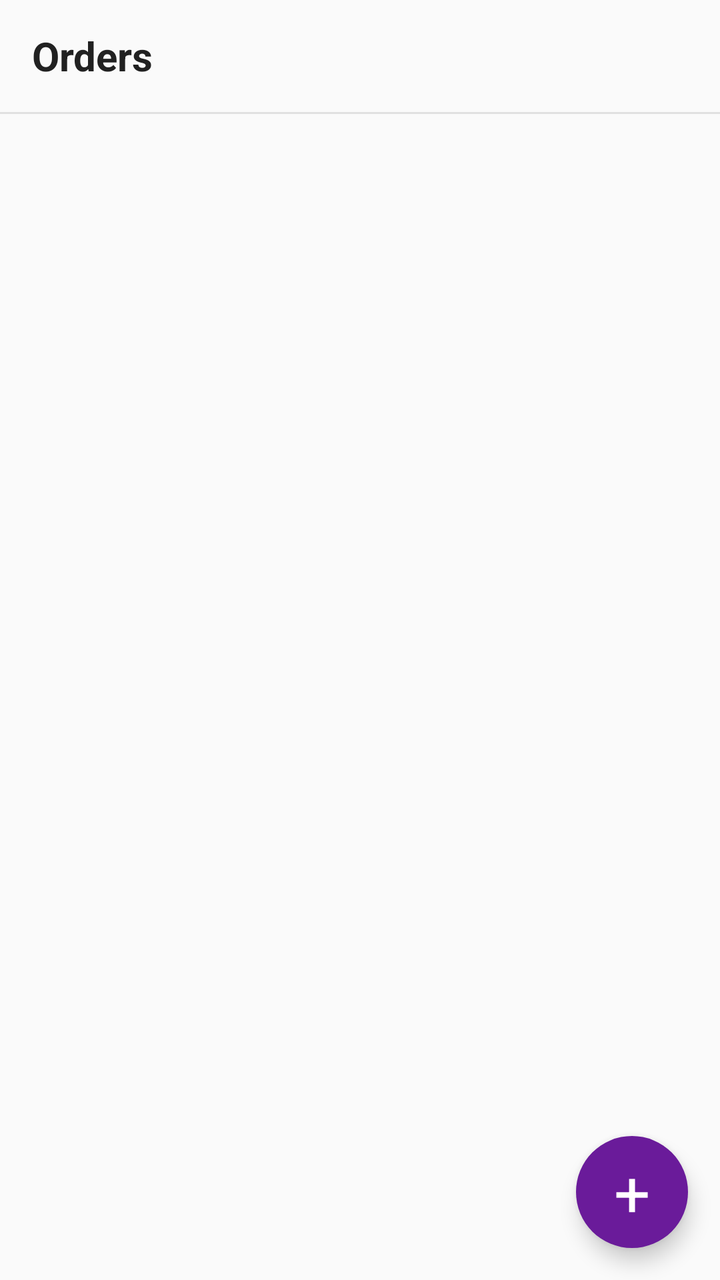
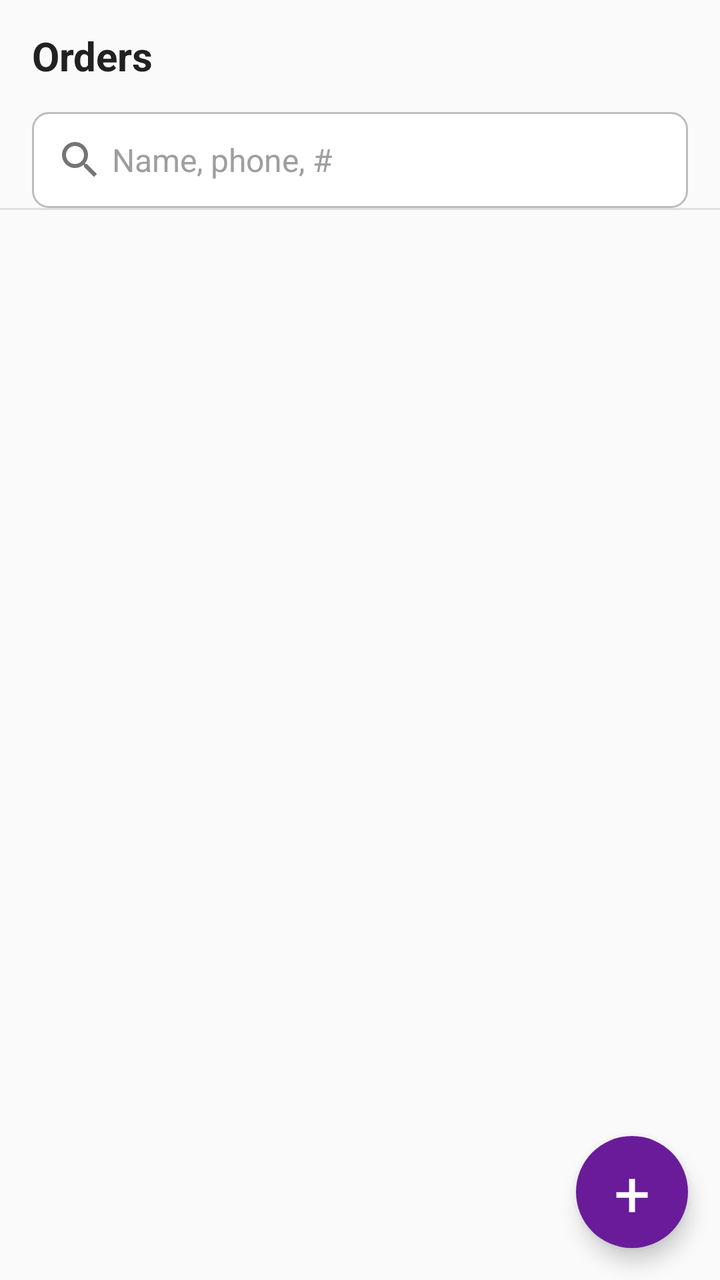

The first picture is an Android layout as it rendered before a commit; the second is the same layout after the commit. The layout source and the unified diff follow.
<!-- AndroidManifest.xml: application theme AppTheme -->
<!-- res/layout/activity_main.xml -->
<?xml version="1.0" encoding="utf-8"?>
<FrameLayout xmlns:android="http://schemas.android.com/apk/res/android"
    android:layout_width="match_parent"
    android:layout_height="match_parent">

    <LinearLayout
        android:layout_width="match_parent"
        android:layout_height="match_parent"
        android:orientation="vertical">

        <LinearLayout
            android:id="@+id/title_bar"
            android:layout_width="match_parent"
            android:layout_height="@dimen/title_bar_height"
            android:orientation="horizontal"
            android:gravity="center_vertical"
            android:paddingStart="@dimen/title_bar_padding_start">

            <TextView
                android:layout_width="0dp"
                android:layout_height="wrap_content"
                android:layout_weight="1"
                android:text="@string/board_title"
                android:textColor="@color/text_primary"
                android:textSize="@dimen/title_text_size"
                android:textStyle="bold" />

            
            <FrameLayout
                android:id="@+id/title_actions"
                android:layout_width="wrap_content"
                android:layout_height="match_parent" />
        </LinearLayout>

        <HorizontalScrollView
            android:id="@+id/tab_scroll"
            android:layout_width="match_parent"
            android:layout_height="wrap_content"
            android:scrollbars="none"
            android:overScrollMode="never">

            <LinearLayout
                android:id="@+id/tab_strip"
                android:layout_width="wrap_content"
                android:layout_height="wrap_content"
                android:orientation="horizontal" />
        </HorizontalScrollView>

        <View
            android:layout_width="match_parent"
            android:layout_height="1dp"
            android:background="@drawable/tab_divider" />

        <FrameLayout
            android:id="@+id/content"
            android:layout_width="match_parent"
            android:layout_height="0dp"
            android:layout_weight="1">

            <ListView
                android:id="@+id/order_list"
                android:layout_width="match_parent"
                android:layout_height="match_parent"
                android:divider="@null"
                android:dividerHeight="0dp"
                android:clipToPadding="false"
                android:paddingTop="@dimen/list_padding_top"
                android:paddingBottom="@dimen/list_padding_bottom"
                android:scrollbars="none" />

            <TextView
                android:id="@+id/empty_text"
                android:layout_width="match_parent"
                android:layout_height="match_parent"
                android:gravity="center"
                android:text="@string/board_empty"
                android:textColor="@color/text_muted"
                android:textSize="@dimen/empty_text_size"
                android:visibility="gone" />
        </FrameLayout>
    </LinearLayout>

    <LinearLayout
        android:id="@+id/undo_bar"
        android:layout_width="match_parent"
        android:layout_height="@dimen/undo_bar_height"
        android:layout_gravity="bottom"
        android:layout_margin="@dimen/undo_bar_margin"
        android:background="@drawable/undo_bar_bg"
        android:elevation="@dimen/fab_elevation"
        android:gravity="center_vertical"
        android:orientation="horizontal"
        android:paddingStart="@dimen/undo_action_padding"
        android:visibility="gone">

        <TextView
            android:id="@+id/undo_text"
            android:layout_width="0dp"
            android:layout_height="wrap_content"
            android:layout_weight="1"
            android:ellipsize="end"
            android:singleLine="true"
            android:textColor="@color/undo_bar_text"
            android:textSize="@dimen/undo_bar_text_size" />

        <TextView
            android:id="@+id/undo_action"
            android:layout_width="wrap_content"
            android:layout_height="match_parent"
            android:background="?android:attr/selectableItemBackground"
            android:clickable="true"
            android:focusable="true"
            android:gravity="center"
            android:paddingStart="@dimen/undo_action_padding"
            android:paddingEnd="@dimen/undo_action_padding"
            android:singleLine="true"
            android:text="@string/undo_action"
            android:textColor="@color/undo_bar_text"
            android:textSize="@dimen/undo_bar_text_size"
            android:textStyle="bold" />
    </LinearLayout>

    <TextView
        android:id="@+id/fab"
        android:layout_width="@dimen/fab_size"
        android:layout_height="@dimen/fab_size"
        android:layout_gravity="bottom|end"
        android:layout_margin="@dimen/fab_margin"
        android:background="@drawable/fab_bg"
        android:elevation="@dimen/fab_elevation"
        android:gravity="center"
        android:text="+"
        android:textColor="@color/on_accent"
        android:textSize="@dimen/fab_text_size"
        android:contentDescription="@string/add_order_desc"
        android:clickable="true"
        android:focusable="true" />
</FrameLayout>
<!-- resources referenced by this layout -->
<resources>
  <dimen name="fab_margin">16dp</dimen>
  <dimen name="fab_size">56dp</dimen>
  <color name="accent">#6A1B9A</color>
  <!-- unchanged entries left out for length: 28 -->
</resources>

<!-- the commit's change to res/layout/activity_main.xml (unified diff, before → after) -->
@@ -6,6 +6,8 @@
     <LinearLayout
         android:layout_width="match_parent"
         android:layout_height="match_parent"
+        android:focusable="true"
+        android:focusableInTouchMode="true"
         android:orientation="vertical">
 
         <LinearLayout
@@ -32,6 +34,59 @@
                 android:layout_height="match_parent" />
         </LinearLayout>
 
+        <FrameLayout
+            android:layout_width="match_parent"
+            android:layout_height="@dimen/search_height"
+            android:layout_marginStart="@dimen/form_side"
+            android:layout_marginEnd="@dimen/form_side">
+
+            <EditText
+                android:id="@+id/search_field"
+                style="@style/FormField"
+                android:layout_width="match_parent"
+                android:layout_height="match_parent"
+                android:hint="@string/search_hint"
+                android:imeOptions="actionSearch"
+                android:inputType="text"
+                android:paddingStart="@dimen/search_icon_pad"
+                android:paddingEnd="@dimen/search_clear_pad"
+                android:singleLine="true" />
+
+            <ImageView
+                android:layout_width="24dp"
+                android:layout_height="24dp"
+                android:layout_gravity="center_vertical|start"
+                android:layout_marginStart="@dimen/form_field_padding"
+                android:importantForAccessibility="no"
+                android:src="@drawable/ic_search" />
+
+            <ImageButton
+                android:id="@+id/search_clear"
+                android:layout_width="@dimen/arrow_target"
+                android:layout_height="@dimen/arrow_target"
+                android:layout_gravity="center_vertical|end"
+                android:background="@drawable/icon_button_ripple"
+                android:contentDescription="@string/search_clear_desc"
+                android:src="@drawable/ic_close"
+                android:visibility="gone" />
+        </FrameLayout>
+
+        <HorizontalScrollView
+            android:id="@+id/filter_scroll"
+            android:layout_width="match_parent"
+            android:layout_height="wrap_content"
+            android:overScrollMode="never"
+            android:paddingStart="@dimen/form_gap"
+            android:paddingEnd="@dimen/form_gap"
+            android:scrollbars="none">
+
+            <LinearLayout
+                android:id="@+id/filter_strip"
+                android:layout_width="wrap_content"
+                android:layout_height="wrap_content"
+                android:orientation="horizontal" />
+        </HorizontalScrollView>
+
         <HorizontalScrollView
             android:id="@+id/tab_scroll"
             android:layout_width="match_parent"
@@ -47,6 +102,7 @@
         </HorizontalScrollView>
 
         <View
+            android:id="@+id/tab_rule"
             android:layout_width="match_parent"
             android:layout_height="1dp"
             android:background="@drawable/tab_divider" />
<!-- resource entries referenced after the edit -->
@@ -1,8 +1,92 @@
 <!-- resources referenced by this layout -->
 <resources>
+  <dimen name="arrow_target">48dp</dimen>
   <dimen name="fab_margin">16dp</dimen>
   <dimen name="fab_size">56dp</dimen>
+  <dimen name="form_field_padding">12dp</dimen>
+  <dimen name="form_gap">12dp</dimen>
+  <dimen name="form_side">16dp</dimen>
+  <dimen name="search_clear_pad">48dp</dimen>
+  <dimen name="search_height">48dp</dimen>
+  <dimen name="search_icon_pad">40dp</dimen>
+  <!-- drawable ic_close (drawable) -->
+  <vector xmlns:android="http://schemas.android.com/apk/res/android"
+      android:width="24dp"
+      android:height="24dp"
+      android:viewportWidth="24"
+      android:viewportHeight="24">
+      <path
+          android:fillColor="#212121"
+          android:pathData="M19,6.41L17.59,5 12,10.59 6.41,5 5,6.41 10.59,12 5,17.59 6.41,19 12,13.41 17.59,19 19,17.59 13.41,12z" />
+  </vector>
+  <!-- drawable ic_search (drawable) -->
+  <vector xmlns:android="http://schemas.android.com/apk/res/android"
+      android:width="24dp"
+      android:height="24dp"
+      android:viewportWidth="24"
+      android:viewportHeight="24">
+      <path
+          android:fillColor="#757575"
+          android:pathData="M15.5,14h-0.79l-0.28,-0.27C15.41,12.59 16,11.11 16,9.5 16,5.91 13.09,3 9.5,3S3,5.91 3,9.5 5.91,16 9.5,16c1.61,0 3.09,-0.59 4.23,-1.57l0.27,0.28v0.79l5,4.99L20.49,19l-4.99,-5zM9.5,14C7.01,14 5,11.99 5,9.5S7.01,5 9.5,5 14,7.01 14,9.5 11.99,14 9.5,14z" />
+  </vector>
+  <!-- drawable icon_button_ripple (drawable) -->
+  <?xml version="1.0" encoding="utf-8"?>
+  <ripple xmlns:android="http://schemas.android.com/apk/res/android"
+      android:color="@color/ripple">
+      <item android:id="@android:id/mask">
+          <shape android:shape="oval">
+              <solid android:color="@android:color/white" />
+          </shape>
+      </item>
+  </ripple>
+  <string name="search_clear_desc">Clear search</string>
+  <string name="search_hint">Name, phone, #</string>
+  <style name="FormField">
+          <item name="android:minHeight">@dimen/form_touch</item>
+          <item name="android:background">@drawable/field_bg</item>
+          <item name="android:paddingStart">@dimen/form_field_padding</item>
+          <item name="android:paddingEnd">@dimen/form_field_padding</item>
+          <item name="android:textColor">@color/text_primary</item>
+          <item name="android:textColorHint">@color/text_hint</item>
+          <item name="android:textSize">@dimen/form_text_size</item>
+          <item name="android:gravity">center_vertical</item>
+      </style>
   <color name="accent">#6A1B9A</color>
+  <color name="ripple">#1F000000</color>
+  <dimen name="form_touch">48dp</dimen>
+  <!-- drawable field_bg (drawable) -->
+  <?xml version="1.0" encoding="utf-8"?>
+  <selector xmlns:android="http://schemas.android.com/apk/res/android">
+      <item android:state_activated="true">
+          <shape android:shape="rectangle">
+              <solid android:color="@color/field_bg" />
+              <stroke android:width="@dimen/form_stroke_active" android:color="@color/error" />
+              <corners android:radius="@dimen/form_field_radius" />
+          </shape>
+      </item>
+      <item android:state_focused="true">
+          <shape android:shape="rectangle">
+              <solid android:color="@color/field_bg" />
+              <stroke android:width="@dimen/form_stroke_active" android:color="@color/accent" />
+              <corners android:radius="@dimen/form_field_radius" />
+          </shape>
+      </item>
+      <item>
+          <shape android:shape="rectangle">
+              <solid android:color="@color/field_bg" />
+              <stroke android:width="@dimen/form_stroke" android:color="@color/field_stroke" />
+              <corners android:radius="@dimen/form_field_radius" />
+          </shape>
+      </item>
+  </selector>
+  <color name="text_hint">#9E9E9E</color>
+  <dimen name="form_text_size">16sp</dimen>
+  <color name="field_bg">#FFFFFF</color>
+  <dimen name="form_stroke_active">2dp</dimen>
+  <color name="error">#B00020</color>
+  <dimen name="form_field_radius">8dp</dimen>
+  <dimen name="form_stroke">1dp</dimen>
+  <color name="field_stroke">#BDBDBD</color>
   <!-- unchanged entries left out for length: 28 -->
 </resources>
 
